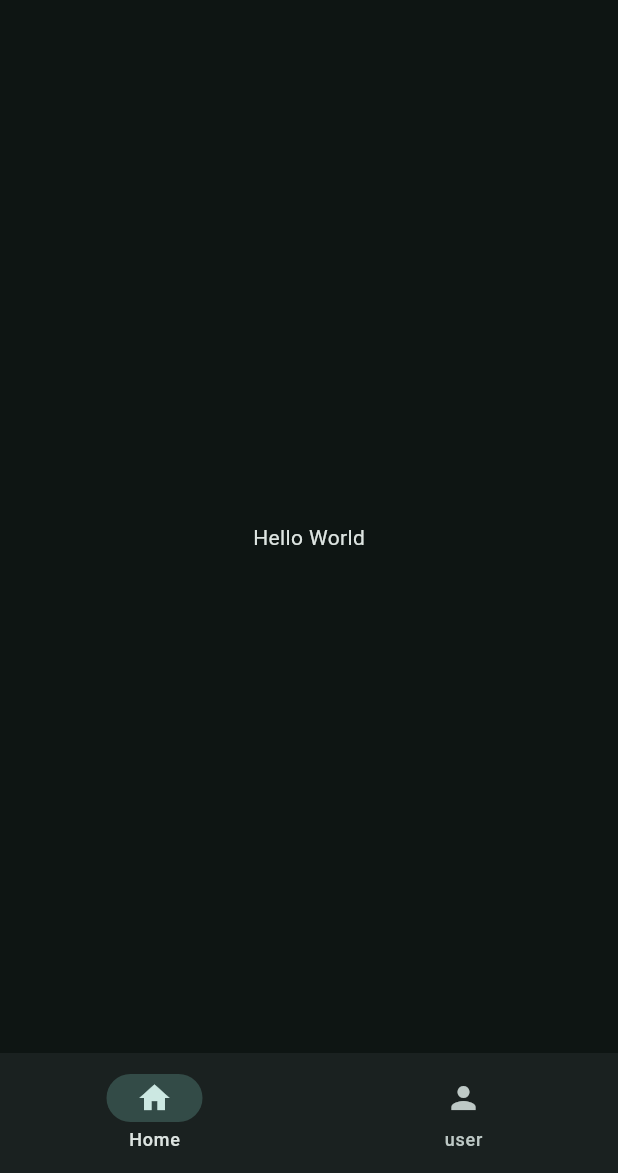
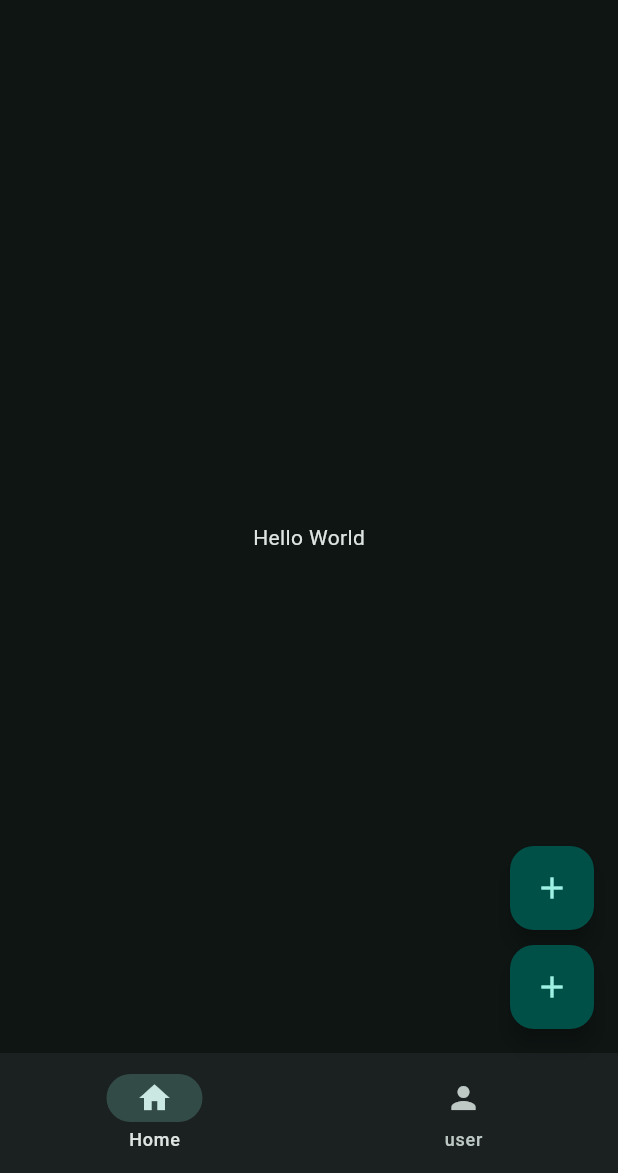
Before and after one commit to ssengedonazil/-learn_flutter, a Flutter app: the screen it shows after launch, on a phone screen of 412 x 824 dp, the part 63-1236 px from its top. Run offline on Flutter 3.47's test engine with Material 3 defaults, Android fonts, the phone set to English and light mode, and no system bars.

```diff
--- a/lib/main.dart
+++ b/lib/main.dart
@@ -20,11 +20,26 @@ class MyApp extends StatelessWidget {
           title: const Text('Learn Flutter'),
           leading: Icon(Icons.login),
         ),
+        floatingActionButton: Column(
+          mainAxisSize: MainAxisSize.min,
+          children: [
+            FloatingActionButton(
+              onPressed: () => print('click'),
+              child: const Icon(Icons.add),
+            ),
+             SizedBox(height: 10),
+            FloatingActionButton(
+              onPressed: () => print('click'),
+              child: const Icon(Icons.add),
+            ),
+          ],
+        ),
         bottomNavigationBar: NavigationBar(
           destinations: [
             NavigationDestination(icon: Icon(Icons.home), label: 'Home'),
             NavigationDestination(icon: Icon(Icons.person), label: 'user'),
           ],
+          onDestinationSelected: (value) => print(value),
         ),
         body: const Center(child: Text('Hello World')),
       ),
```
